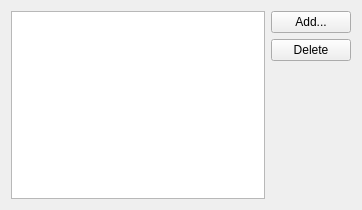
moustafine/kring, file src/accountssettingspage.ui: the form before one commit.
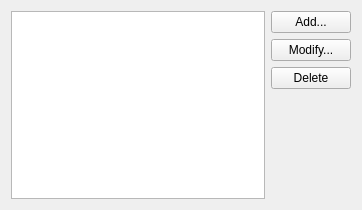
The form after the commit. Icons and pictures are not drawn.

Patch:
```diff
--- a/src/accountssettingspage.ui
+++ b/src/accountssettingspage.ui
@@ -26,6 +26,16 @@
        </property>
       </widget>
      </item>
+     <item>
+      <widget class="QPushButton" name="modifyPushButton">
+       <property name="text">
+        <string>Modify...</string>
+       </property>
+       <property name="icon">
+        <iconset theme="entry-edit"/>
+       </property>
+      </widget>
+     </item>
      <item>
       <widget class="QPushButton" name="deletePushButton">
        <property name="text">
```
